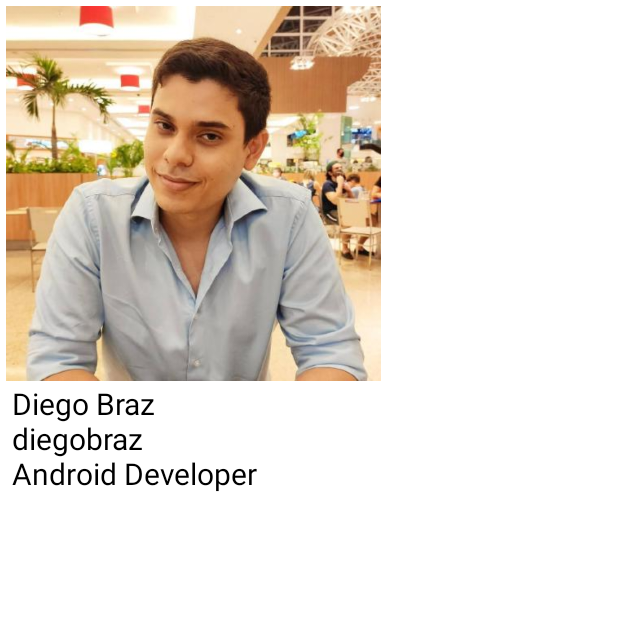
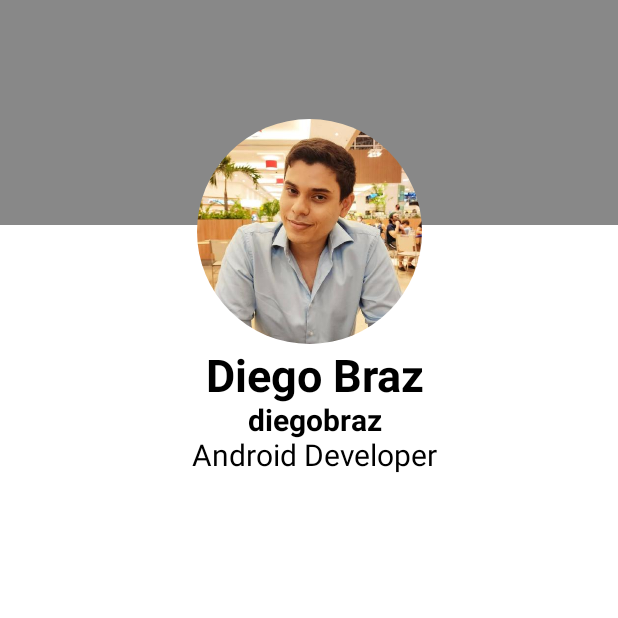
Before and after one commit to diegobraz/DevHub, an Android app built with Jetpack Compose: the screen it shows after launch (MainActivity), on a phone screen of 412 x 824 dp, the top half of it. Run offline under Robolectric (Android 15) with nearby library versions, the phone set to English and light mode, and no system bars.

Commit message:
refactor profile screem

```diff
--- a/app/src/main/java/com/example/devhub/MainActivity.kt
+++ b/app/src/main/java/com/example/devhub/MainActivity.kt
@@ -4,18 +4,21 @@ import android.os.Bundle
 import androidx.activity.ComponentActivity
 import androidx.activity.compose.setContent
 import androidx.compose.foundation.Image
-import androidx.compose.foundation.layout.Column
-import androidx.compose.foundation.layout.fillMaxSize
-import androidx.compose.foundation.layout.padding
-import androidx.compose.foundation.layout.size
+import androidx.compose.foundation.background
+import androidx.compose.foundation.layout.*
+import androidx.compose.foundation.shape.CircleShape
 import androidx.compose.material.MaterialTheme
 import androidx.compose.material.Surface
 import androidx.compose.material.Text
 import androidx.compose.runtime.Composable
+import androidx.compose.ui.Alignment
 import androidx.compose.ui.Modifier
+import androidx.compose.ui.draw.clip
 import androidx.compose.ui.graphics.Color
 import androidx.compose.ui.res.painterResource
 import androidx.compose.ui.text.TextStyle
+import androidx.compose.ui.text.font.FontFamily
+import androidx.compose.ui.text.font.FontWeight
 import androidx.compose.ui.unit.dp
 import androidx.compose.ui.unit.sp
 import com.example.devhub.ui.theme.DevHubTheme
@@ -37,27 +40,35 @@ class MainActivity : ComponentActivity() {
 
     @Composable
     fun LoadInformation() {
-        Column {
+        Box{
+            Box(Modifier.fillMaxWidth().background(Color.Gray).height(150.dp))
+            Column(modifier = Modifier.fillMaxWidth().align(alignment = Alignment.TopCenter).padding(top = 75.dp),
+                horizontalAlignment = Alignment.CenterHorizontally) {
                 Image(
                     painter = painterResource(R.drawable.photo_profile),
                     contentDescription = getString(R.string.profile_photo),
                     modifier = Modifier
                         .padding(all = 4.dp)
-                    .size(width = 250.dp, height = 250.dp)
+                        .size(width = 150.dp, height = 150.dp)
+                        .clip(CircleShape)
                 )
-            SetText("Diego Braz")
-            SetText("diegobraz")
-            SetText("Android Developer")
+                SetText(
+                    "Diego Braz",
+                    textStyle = TextStyle(fontSize = 30.sp, fontWeight = FontWeight.Bold)
+                )
+                SetText("diegobraz", textStyle = TextStyle(fontSize = 20.sp, fontWeight = FontWeight.Bold))
+                SetText("Android Developer",textStyle = TextStyle(fontSize = 20.sp, fontWeight = FontWeight.Normal))
+            }
         }
     }
 
     @Composable
-    private fun SetText(title: String) {
+    private fun SetText(title: String, textStyle: TextStyle? = null, ) {
         Text(
             title,
             color = Color.Black,
             modifier = Modifier.padding(start = 8.dp),
-            style = TextStyle(fontSize = 20.sp)
+            style = textStyle ?: TextStyle(fontSize = 20.sp)
         )
     }
 }
```
Lines whose indentation alone changed are shown as unchanged.
